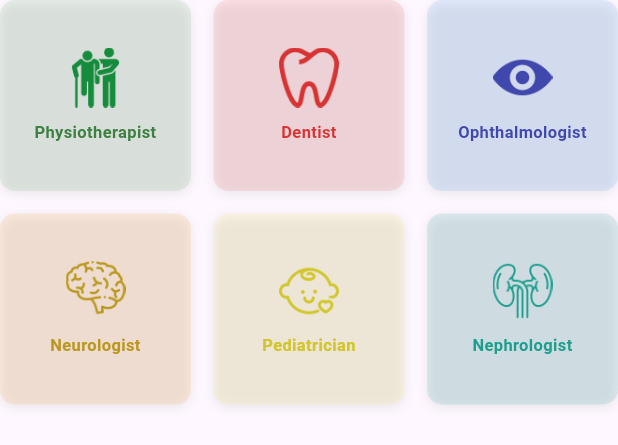
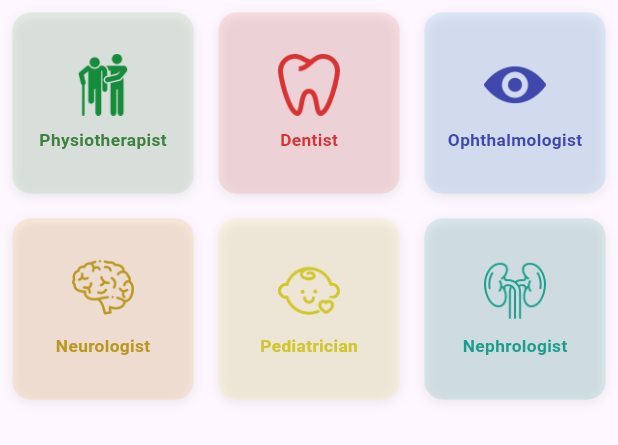
Before and after one commit to fouzzann/Cure-Connec-Main-App, a Flutter app: the CategoryGrid widget shown alone on an empty page, opened directly, on a phone screen of 412 x 824 dp. Shown: the top 445 px of the screen. Run offline on Flutter 3.47's test engine with Material 3 defaults, Android fonts, the phone set to English and light mode, and no system bars; our stand-ins replace cached_network_image, carousel_slider, cloud_firestore, dio, firebase_auth, firebase_core and 4 more; missing offline and left inert: flutter_stripe; accounts and stored records are empty; network calls fail.

Commit message:
adjustment added in the home page

```diff
--- a/lib/widgets/home_content/category_grid.dart
+++ b/lib/widgets/home_content/category_grid.dart
@@ -14,6 +14,10 @@ class CategoryGrid extends StatelessWidget {
 
   @override
   Widget build(BuildContext context) {
+    // Get screen size
+    final size = MediaQuery.of(context).size;
+    final isSmallScreen = size.width < 360;
+
     final List<Widget> categoryPages = [
       Physiotherapist(),
       Dentist(),
@@ -23,31 +27,43 @@ class CategoryGrid extends StatelessWidget {
       Nephrologist()
     ];
 
+    // Calculate responsive dimensions
+    final double gridPadding = size.width * 0.02;
+    final double iconSize = size.width * 0.1;  // 10% of screen width
+    final double fontSize = size.width * 0.028; // 2.8% of screen width
+    final double containerPadding = size.width * 0.02;
+    final double spacing = size.width * 0.04; // 4% of screen width
+
     return GridView.builder(
       shrinkWrap: true,
       physics: const NeverScrollableScrollPhysics(),
+      padding: EdgeInsets.all(gridPadding),
       itemCount: categoryTitles.length,
-      gridDelegate: const SliverGridDelegateWithFixedCrossAxisCount(
+      gridDelegate: SliverGridDelegateWithFixedCrossAxisCount(
         crossAxisCount: 3,
-        crossAxisSpacing: 15,
-        mainAxisSpacing: 15,
+        crossAxisSpacing: spacing,
+        mainAxisSpacing: spacing,
+        // Maintain aspect ratio based on screen size
+        childAspectRatio: isSmallScreen ? 0.9 : 1.0,
       ),
       itemBuilder: (context, index) {
         return GestureDetector(
           onTap: () {
-            Get.to(() => categoryPages[index % categoryPages.length],
-                transition: Transition.size);
+            Get.to(
+              () => categoryPages[index % categoryPages.length],
+              transition: Transition.size,
+            );
           },
           child: Container(
-            padding: const EdgeInsets.all(8),
+            padding: EdgeInsets.all(containerPadding),
             decoration: BoxDecoration(
               color: categoryColors[index % categoryColors.length],
-              borderRadius: BorderRadius.circular(10),
+              borderRadius: BorderRadius.circular(size.width * 0.03), // Responsive border radius
               boxShadow: [
                 BoxShadow(
                   color: Colors.grey.withOpacity(0.2),
-                  blurRadius: 5,
-                  offset: const Offset(0, 2),
+                  blurRadius: size.width * 0.015, // Responsive blur
+                  offset: Offset(0, size.width * 0.005), // Responsive offset
                 ),
               ],
             ),
@@ -56,18 +72,21 @@ class CategoryGrid extends StatelessWidget {
               children: [
                 Image.asset(
                   categorysImages[index],
-                  height: 40,
-                  width: 40,
+                  height: iconSize,
+                  width: iconSize,
+                  fit: BoxFit.contain,
                 ),
-                const SizedBox(height: 8),
-                Text(
-                  categoryTitles[index],
-                  textAlign: TextAlign.center,
-                  style: TextStyle(
-                    fontWeight: FontWeight.bold,
-                    fontSize: 11,
-                    color:
-                        categoryTextColors[index % categoryTextColors.length],
+                SizedBox(height: size.height * 0.01), // Responsive spacing
+                FittedBox(
+                  fit: BoxFit.scaleDown,
+                  child: Text(
+                    categoryTitles[index],
+                    textAlign: TextAlign.center,
+                    style: TextStyle(
+                      fontWeight: FontWeight.bold,
+                      fontSize: fontSize,
+                      color: categoryTextColors[index % categoryTextColors.length],
+                    ),
                   ),
                 ),
               ],
--- a/lib/widgets/home_content/top_rated_category_health_care/main_container.dart
+++ b/lib/widgets/home_content/top_rated_category_health_care/main_container.dart
@@ -60,6 +60,7 @@ class MainContainer extends StatelessWidget {
                   CategoryGrid(),
                   SizedBox(height: 30),
                   HealthCareArticles(),
+                  SizedBox(height: 20,)
                 ],
               ),
             ),
```
Also changed, not shown: lib/widgets/home_content/app_bar/search_bar.dart (+16 -7 lines), lib/widgets/home_content/app_bar/user_image.dart (+8 -4 lines), lib/widgets/home_content/app_bar/user_name.dart (+8 -5 lines).
